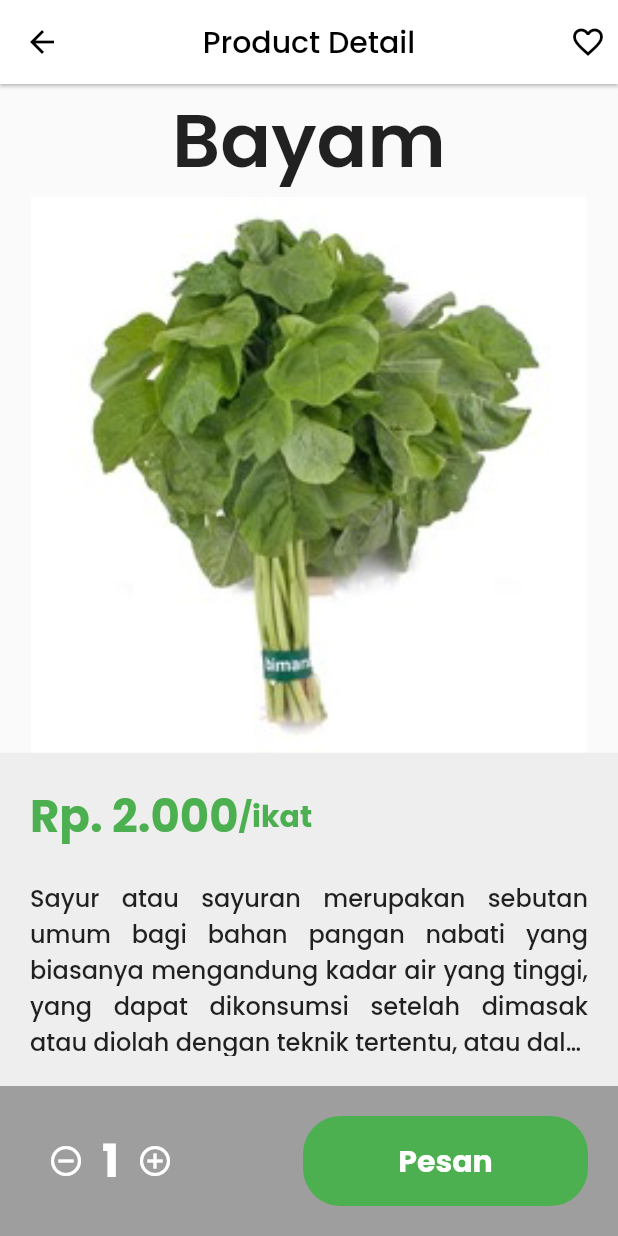
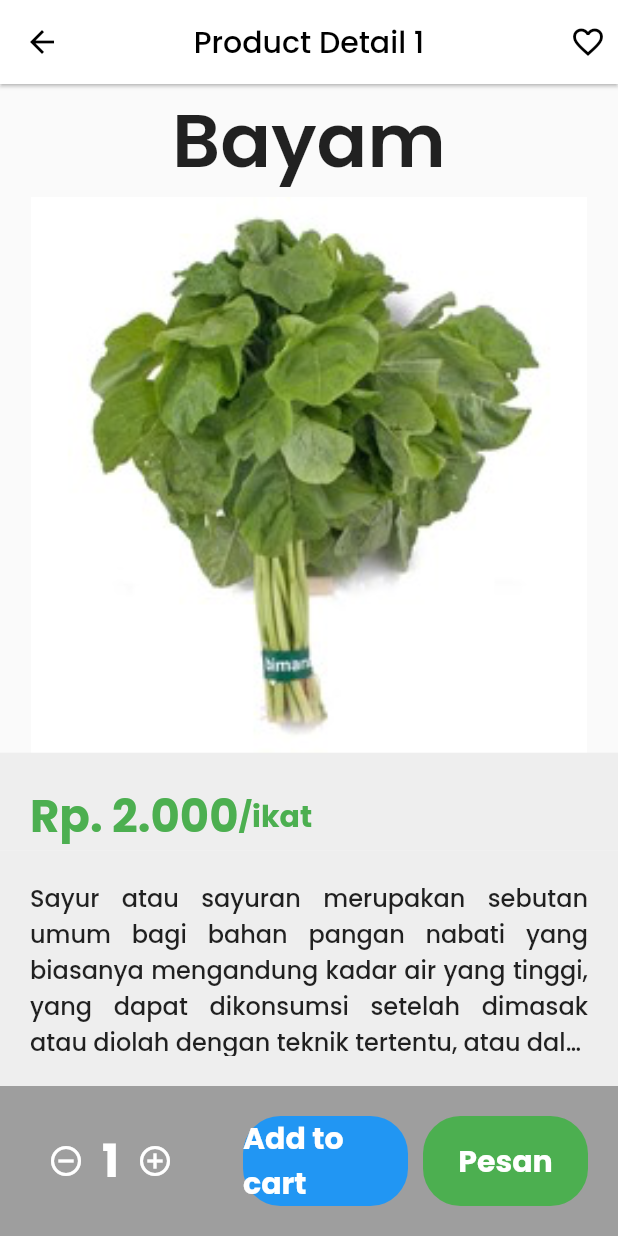
Before and after one commit to IJlnflhbrzDev/flutter_ui_grocery, a Flutter app: the screen it shows after launch, after a tap on an icon or button, on a phone screen of 412 x 824 dp. Run offline on Flutter 3.47's test engine with Material 2 defaults, Android fonts, the phone set to English and light mode, and no system bars; our stand-ins replace google_fonts.

Commit message:
INTIAL PROJECT

```diff
--- a/lib/data.dart
+++ b/lib/data.dart
@@ -1,7 +1,9 @@
 class DataProductBuah {
   final String? name, price, quanty, image, description, stock;
+  final int? id;
 
   DataProductBuah(
+    this.id,
     this.name,
     this.price,
     this.quanty,
@@ -13,6 +15,7 @@ class DataProductBuah {
 
 final List<DataProductBuah> alldata = [
   DataProductBuah(
+    1,
     'Bayam',
     '2.000',
     'ikat',
@@ -21,6 +24,7 @@ final List<DataProductBuah> alldata = [
     '10',
   ),
   DataProductBuah(
+    2,
     'Alpukat',
     '4.000',
     'ikat',
@@ -29,6 +33,7 @@ final List<DataProductBuah> alldata = [
     '10',
   ),
   DataProductBuah(
+    3,
     'Jagung',
     '9.500',
     'ikat',
@@ -37,6 +42,7 @@ final List<DataProductBuah> alldata = [
     '10',
   ),
   DataProductBuah(
+    4,
     'Kiwi',
     '4.500',
     'ikat',
@@ -45,6 +51,7 @@ final List<DataProductBuah> alldata = [
     '10',
   ),
   DataProductBuah(
+    5,
     'Jeruk',
     '3.500',
     'ikat',
@@ -53,6 +60,7 @@ final List<DataProductBuah> alldata = [
     '10',
   ),
   DataProductBuah(
+    6,
     'Apel',
     '4.500',
     'ikat',
--- a/lib/main.dart
+++ b/lib/main.dart
@@ -55,7 +55,9 @@ class MyApp extends StatelessWidget {
                         width: 20,
                         height: 20,
                         decoration: const BoxDecoration(
-                            color: Colors.red, shape: BoxShape.circle),
+                          color: Colors.red,
+                          shape: BoxShape.circle,
+                        ),
                         child: const Center(
                           child: Text(
                             "2",
--- a/lib/product_detail.dart
+++ b/lib/product_detail.dart
@@ -60,9 +60,9 @@ class _ProductDetailState extends State<ProductDetail> {
         centerTitle: true,
         backgroundColor: Colors.white,
         elevation: 1,
-        title: const Text(
-          "Product Detail",
-          style: TextStyle(color: Colors.black),
+        title: Text(
+          "Product Detail ${widget.product.id}",
+          style: const TextStyle(color: Colors.black),
         ),
         leading: IconButton(
           icon: const Icon(Icons.arrow_back),
@@ -185,9 +185,33 @@ class _ProductDetailState extends State<ProductDetail> {
                     ],
                   ),
                 ),
-                  Center(
-                    child: Container(
-                      width: 190,
+                Container(
+                  child: Row(
+                    crossAxisAlignment: CrossAxisAlignment.start,
+                    children: [
+                      Container(
+                        width: 110,
+                        height: 60,
+                        decoration: const BoxDecoration(
+                          borderRadius: BorderRadius.all(
+                            Radius.circular(25),
+                          ),
+                          color: Colors.blue,
+                        ),
+                        child: const Center(
+                          child: Text(
+                            'Add to cart',
+                            style: TextStyle(
+                              color: Colors.white,
+                              fontSize: 20,
+                              fontWeight: FontWeight.w700,
+                            ),
+                          ),
+                        ),
+                      ),
+                      const SizedBox(width: 10),
+                      Container(
+                        width: 110,
                         height: 60,
                         decoration: const BoxDecoration(
                           borderRadius: BorderRadius.all(
@@ -205,10 +229,13 @@ class _ProductDetailState extends State<ProductDetail> {
                             ),
                           ),
                         ),
+                      )
+                    ],
                   ),
                 )
               ],
-              ))
+            ),
+          )
         ],
       ),
     );
--- a/pubspec.yaml
+++ b/pubspec.yaml
@@ -33,6 +33,7 @@ dependencies:
     sdk: flutter
 
   google_fonts: ^4.0.3
+  provider: ^6.0.5
 
 
 
```
Also changed, not shown: pubspec.lock. Lines whose indentation alone changed are shown as unchanged.
